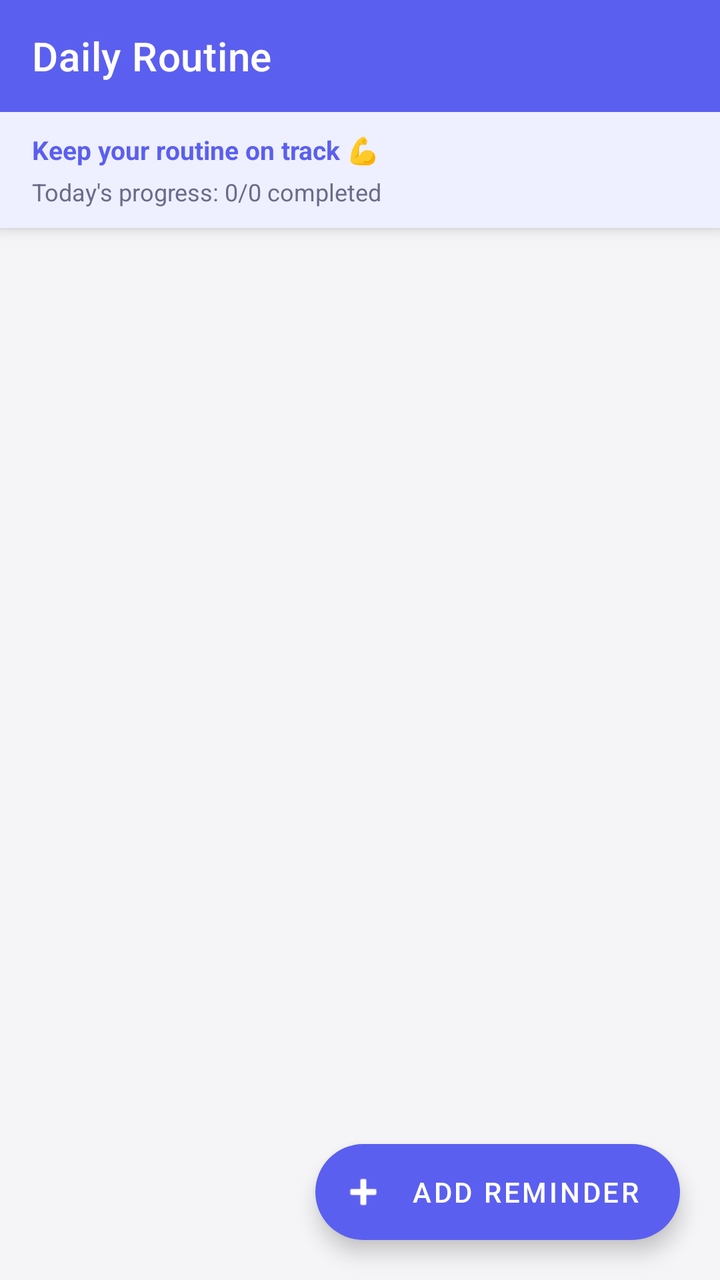
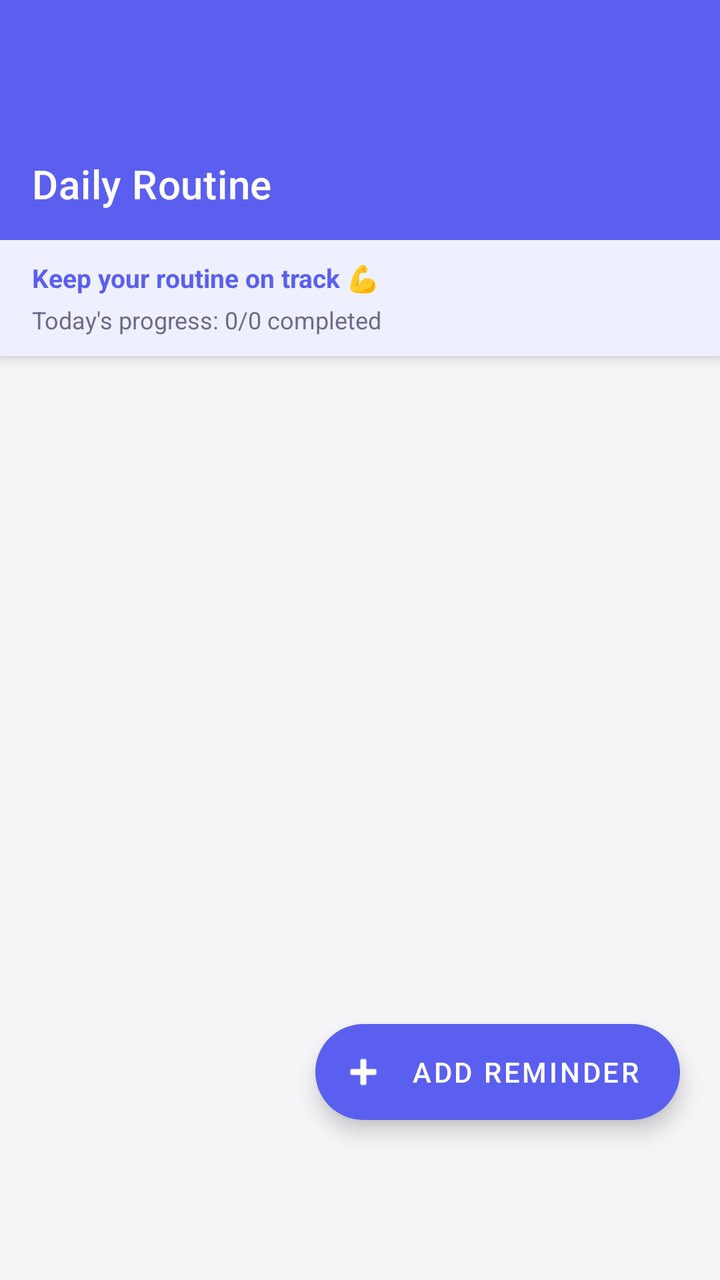

An Android layout rendered at two revisions. The XML below is the earlier revision; the diff shows what the commit changed to produce the second picture.
<!-- AndroidManifest.xml: application theme Theme.DailyRoutine -->
<!-- res/layout/activity_reminders.xml -->
<?xml version="1.0" encoding="utf-8"?>
<androidx.coordinatorlayout.widget.CoordinatorLayout
    xmlns:android="http://schemas.android.com/apk/res/android"
    xmlns:app="http://schemas.android.com/apk/res-auto"
    android:layout_width="match_parent"
    android:layout_height="match_parent"
    android:background="@color/bgPage">

    <com.google.android.material.appbar.AppBarLayout
        android:layout_width="match_parent"
        android:layout_height="wrap_content"
        android:elevation="4dp">

        <androidx.appcompat.widget.Toolbar
            android:id="@+id/toolbar"
            android:layout_width="match_parent"
            android:layout_height="?attr/actionBarSize"
            android:background="@color/primary"
            app:titleTextColor="@android:color/white"
            app:title="@string/app_name"/>

        <LinearLayout
            android:layout_width="match_parent"
            android:layout_height="wrap_content"
            android:background="@color/primaryLight"
            android:paddingHorizontal="16dp"
            android:paddingVertical="10dp"
            android:orientation="vertical">

            <TextView
                android:id="@+id/tvBannerLeft"
                android:layout_width="match_parent"
                android:layout_height="wrap_content"
                android:text="Keep your routine on track 💪"
                android:textColor="@color/primary"
                android:textSize="13sp"
                android:textStyle="bold"/>

            <TextView
                android:id="@+id/tvProgress"
                android:layout_width="match_parent"
                android:layout_height="wrap_content"
                android:layout_marginTop="4dp"
                android:text="Today's progress: 0/0 completed"
                android:textColor="@color/textSecondary"
                android:textSize="12sp"/>
        </LinearLayout>

    </com.google.android.material.appbar.AppBarLayout>

    <androidx.recyclerview.widget.RecyclerView
        android:id="@+id/recyclerView"
        android:layout_width="match_parent"
        android:layout_height="match_parent"
        android:paddingTop="8dp"
        android:paddingBottom="96dp"
        android:paddingHorizontal="12dp"
        android:clipToPadding="false"
        app:layout_behavior="@string/appbar_scrolling_view_behavior"/>

    <LinearLayout
        android:id="@+id/emptyGroup"
        android:layout_width="match_parent"
        android:layout_height="match_parent"
        android:orientation="vertical"
        android:gravity="center"
        android:visibility="gone"
        android:padding="32dp"
        app:layout_behavior="@string/appbar_scrolling_view_behavior">

        <TextView
            android:layout_width="wrap_content"
            android:layout_height="wrap_content"
            android:text="⏰"
            android:textSize="72sp"/>

        <TextView
            android:layout_width="wrap_content"
            android:layout_height="wrap_content"
            android:text="No Reminders Set"
            android:textSize="22sp"
            android:textStyle="bold"
            android:textColor="@color/textPrimary"
            android:layout_marginTop="16dp"/>

        <TextView
            android:layout_width="wrap_content"
            android:layout_height="wrap_content"
            android:text="Tap the button below to add your first\nmeal, workout, or hydration reminder."
            android:textSize="14sp"
            android:textColor="@color/textSecondary"
            android:layout_marginTop="10dp"
            android:gravity="center"
            android:lineSpacingMultiplier="1.4"/>
    </LinearLayout>

    <com.google.android.material.floatingactionbutton.ExtendedFloatingActionButton
        android:id="@+id/fab"
        android:layout_width="wrap_content"
        android:layout_height="wrap_content"
        android:layout_gravity="bottom|end"
        android:layout_margin="20dp"
        android:text="Add Reminder"
        android:textColor="@android:color/white"
        app:icon="@android:drawable/ic_input_add"
        app:iconTint="@android:color/white"
        app:backgroundTint="@color/primary"/>

</androidx.coordinatorlayout.widget.CoordinatorLayout>
<!-- resources referenced by this layout -->
<resources>
  <color name="bgPage">#F5F5F7</color>
  <color name="primary">#5B5FEF</color>
  <color name="primaryLight">#EEF0FF</color>
  <color name="textPrimary">#1A1A2E</color>
  <color name="textSecondary">#6B6B8A</color>
  <string name="app_name">Daily Routine</string>
  <style name="Theme.DailyRoutine" parent="Theme.MaterialComponents.DayNight.NoActionBar">
          <item name="colorPrimary">@color/primary</item>
          <item name="colorPrimaryVariant">@color/primaryDark</item>
          <item name="colorOnPrimary">@android:color/white</item>
          <item name="colorSecondary">@color/accent</item>
          <item name="colorOnSecondary">@android:color/white</item>
          <item name="android:windowBackground">@color/bgPage</item>
          <item name="android:statusBarColor">@color/statusBar</item>
          <item name="android:navigationBarColor">@color/primaryDark</item>
          
          <item name="dialogCornerRadius">16dp</item>
      </style>
  <color name="primaryDark">#3F41C2</color>
  <color name="accent">#7E57C2</color>
  <color name="statusBar">#5B5FEF</color>
</resources>

<!-- the commit's change to res/layout/activity_reminders.xml (unified diff, before → after) -->
@@ -9,7 +9,8 @@
     <com.google.android.material.appbar.AppBarLayout
         android:layout_width="match_parent"
         android:layout_height="wrap_content"
-        android:elevation="4dp">
+        android:elevation="4dp"
+        android:paddingTop="64dp">
 
         <androidx.appcompat.widget.Toolbar
             android:id="@+id/toolbar"
@@ -53,9 +54,10 @@
         android:layout_width="match_parent"
         android:layout_height="match_parent"
         android:paddingTop="8dp"
-        android:paddingBottom="96dp"
+        android:paddingBottom="80dp"
         android:paddingHorizontal="12dp"
         android:clipToPadding="false"
+        app:layoutManager="androidx.recyclerview.widget.LinearLayoutManager"
         app:layout_behavior="@string/appbar_scrolling_view_behavior"/>
 
     <LinearLayout
@@ -99,7 +101,8 @@
         android:layout_width="wrap_content"
         android:layout_height="wrap_content"
         android:layout_gravity="bottom|end"
-        android:layout_margin="20dp"
+        android:layout_marginEnd="20dp"
+        android:layout_marginBottom="80dp"
         android:text="Add Reminder"
         android:textColor="@android:color/white"
         app:icon="@android:drawable/ic_input_add"
